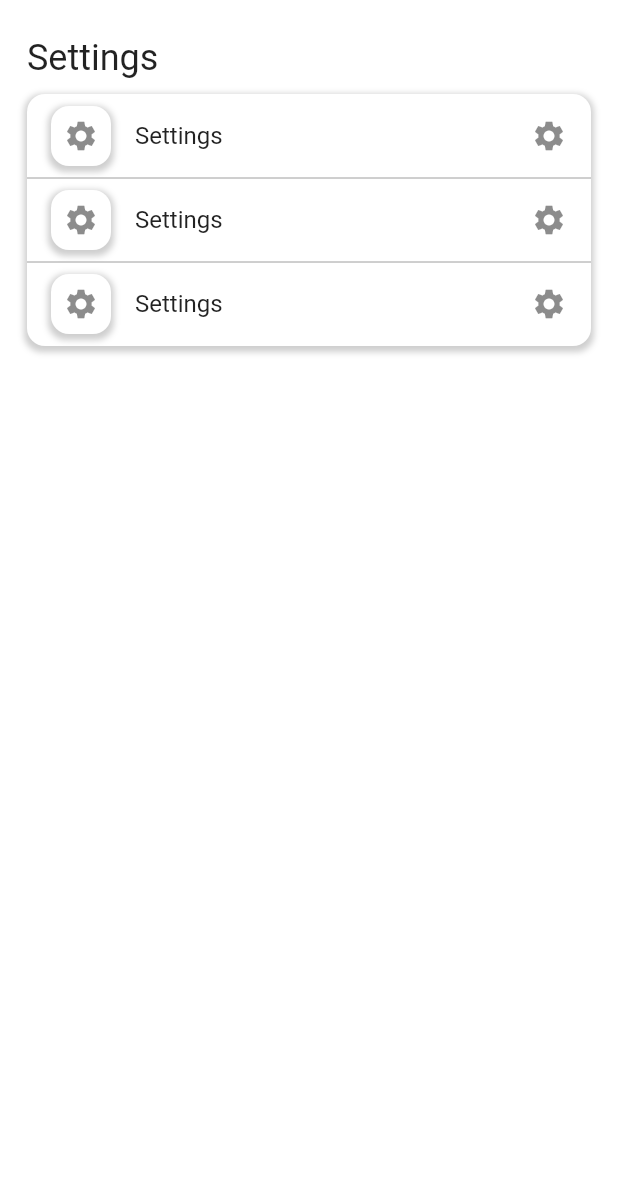
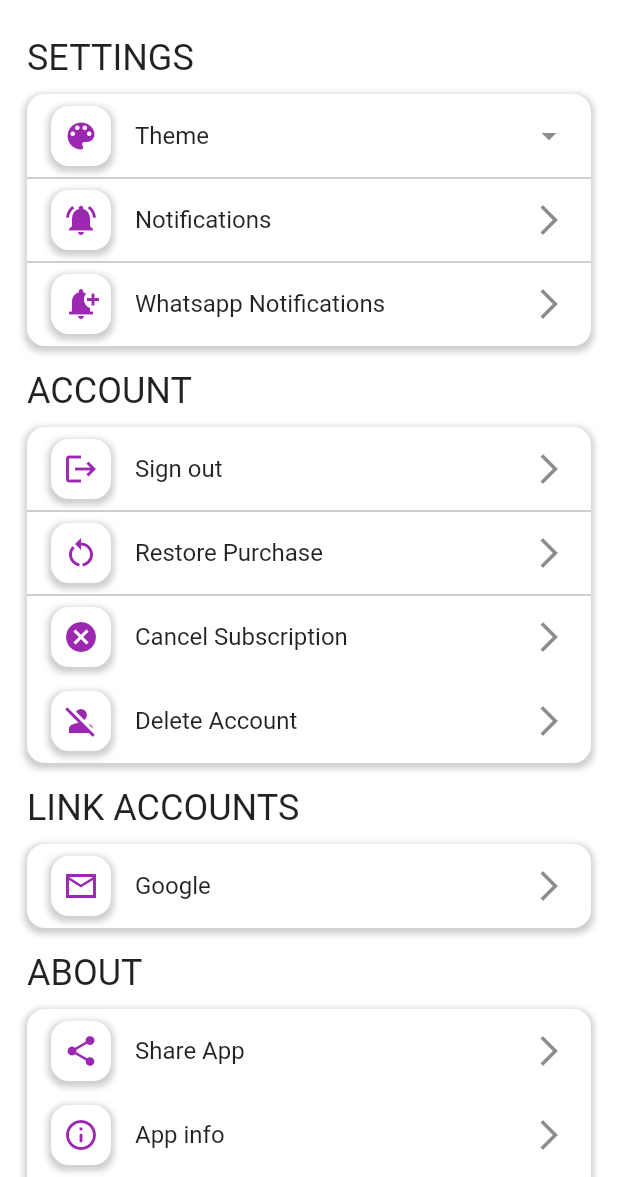
Before and after one commit to HasaanSaeed/Alert_App, a Flutter app: the HomeScreen screen opened directly, after a tap on the "settings" icon, on a phone screen of 412 x 824 dp, the part 59-1236 px from its top. Run offline on Flutter 3.47's test engine with Material 2 defaults, Android fonts, the light colour scheme and no system bars; our stand-ins replace cloud_firestore, firebase_auth, firebase_core, flutter_screenutil, fluttertoast, get and 1 more; missing offline and left inert: bulleted_list; accounts and stored records are empty; network calls fail.

Commit message:
Settings Updated

```diff
--- a/lib/Screens/home_screen.dart
+++ b/lib/Screens/home_screen.dart
@@ -72,12 +72,20 @@ class _HomeScreenState extends State<HomeScreen> {
             label: 'Home',
           ),
           BottomNavigationBarItem(
-            icon: Icon(Icons.search),
-            label: 'Search',
+            icon: Icon(Icons.notifications),
+            label: 'Alerts',
           ),
           BottomNavigationBarItem(
             icon: Icon(Icons.person),
             label: 'Profile',
+          ),
+          BottomNavigationBarItem(
+            icon: Icon(Icons.summarize),
+            label: 'Job',
+          ),
+          BottomNavigationBarItem(
+            icon: Icon(Icons.document_scanner),
+            label: 'Proposals',
           ),
         ],
         currentIndex: 0,
--- a/lib/Screens/settings.dart
+++ b/lib/Screens/settings.dart
@@ -1,4 +1,7 @@
-import 'package:alertsapp/Widgets/mycolumn.dart';
+import 'package:alertsapp/Authentication/sign_in.dart';
+import 'package:alertsapp/Widgets/flutter_toast.dart';
+import 'package:alertsapp/Widgets/my_rounded_container.dart';
+import 'package:firebase_auth/firebase_auth.dart';
 import 'package:flutter/material.dart';
 
 class SettingsPage extends StatefulWidget {
@@ -9,6 +12,8 @@ class SettingsPage extends StatefulWidget {
 }
 
 class _SettingsPageState extends State<SettingsPage> {
+  FirebaseAuth auth = FirebaseAuth.instance;
+
   @override
   Widget build(BuildContext context) {
     return Scaffold(
@@ -19,16 +24,17 @@ class _SettingsPageState extends State<SettingsPage> {
         automaticallyImplyLeading: true,
         foregroundColor: Colors.black,
       ),
-      body: Column(
+      body: SingleChildScrollView(
+        child: Column(
           children: [
             MyRoundedContainer(
               'Settings',
               Column(
                 children: [
                   customListTile(
-                  Icons.settings,
-                  'Settings',
-                  const Icon(Icons.settings),
+                    Icons.color_lens,
+                    'Theme',
+                    const Icon(Icons.arrow_drop_down),
                     () {},
                   ),
                   const Divider(
@@ -36,9 +42,9 @@ class _SettingsPageState extends State<SettingsPage> {
                     color: Colors.grey,
                   ),
                   customListTile(
-                  Icons.settings,
-                  'Settings',
-                  const Icon(Icons.settings),
+                    Icons.notifications_active,
+                    'Notifications',
+                    const Icon(Icons.arrow_forward_ios),
                     () {},
                   ),
                   const Divider(
@@ -46,15 +52,114 @@ class _SettingsPageState extends State<SettingsPage> {
                     color: Colors.grey,
                   ),
                   customListTile(
-                  Icons.settings,
-                  'Settings',
-                  const Icon(Icons.settings),
+                    Icons.notification_add,
+                    'Whatsapp Notifications',
+                    const Icon(Icons.arrow_forward_ios),
+                    () {},
+                  ),
+                ],
+              ),
+            ),
+            MyRoundedContainer(
+              'Account',
+              Column(
+                children: [
+                  customListTile(
+                    Icons.logout,
+                    'Sign out',
+                    const Icon(Icons.arrow_forward_ios),
+                    () {
+                      auth.signOut().then((value) {
+                        Navigator.push(
+                            context,
+                            MaterialPageRoute(
+                                builder: (context) => const SignIn()));
+                      }).onError((error, stackTrace) {
+                        FluttertoastMessage().toastMessage(error.toString());
+                      });
+                    },
+                  ),
+                  const Divider(
+                    height: 0,
+                    color: Colors.grey,
+                  ),
+                  customListTile(
+                    Icons.restart_alt,
+                    'Restore Purchase',
+                    const Icon(Icons.arrow_forward_ios),
+                    () {},
+                  ),
+                  const Divider(
+                    height: 0,
+                    color: Colors.grey,
+                  ),
+                  customListTile(
+                    Icons.cancel,
+                    'Cancel Subscription',
+                    const Icon(Icons.arrow_forward_ios),
+                    () {},
+                  ),
+                  customListTile(
+                    Icons.person_off_sharp,
+                    'Delete Account',
+                    const Icon(Icons.arrow_forward_ios),
+                    () {},
+                  ),
+                ],
+              ),
+            ),
+            MyRoundedContainer(
+              'Link Accounts',
+              Column(
+                children: [
+                  customListTile(
+                    Icons.mail_outline_sharp,
+                    'Google',
+                    const Icon(Icons.arrow_forward_ios),
+                    () {},
+                  ),
+                ],
+              ),
+            ),
+            MyRoundedContainer(
+              'About',
+              Column(
+                children: [
+                  customListTile(
+                    Icons.share,
+                    'Share App',
+                    const Icon(Icons.arrow_forward_ios),
+                    () {},
+                  ),
+                  customListTile(
+                    Icons.info_outline_rounded,
+                    'App info',
+                    const Icon(Icons.arrow_forward_ios),
+                    () {},
+                  ),
+                  customListTile(
+                    Icons.edit_document,
+                    'Licenses',
+                    const Icon(Icons.arrow_forward_ios),
+                    () {},
+                  ),
+                  customListTile(
+                    Icons.contact_page,
+                    'Terms and conditions',
+                    const Icon(Icons.arrow_forward_ios),
+                    () {},
+                  ),
+                  customListTile(
+                    Icons.privacy_tip_outlined,
+                    'Privacy Policy',
+                    const Icon(Icons.arrow_forward_ios),
                     () {},
                   ),
                 ],
               ),
             ),
           ],
+        ),
       ),
     );
   }
@@ -92,9 +197,13 @@ class customListTile extends StatelessWidget {
               ),
             ],
           ),
-          child: const Icon(Icons.settings)),
+          child: Icon(
+            icon,
+            color: Colors.purple,
+          )),
       title: Text(title),
       trailing: trailing,
+      onTap: ontap,
     );
   }
 }
--- /dev/null
+++ b/lib/Widgets/flutter_toast.dart
@@ -0,0 +1,15 @@
+import 'package:flutter/material.dart';
+import 'package:fluttertoast/fluttertoast.dart';
+
+class FluttertoastMessage {
+  void toastMessage(String message) {
+    Fluttertoast.showToast(
+        msg: message,
+        toastLength: Toast.LENGTH_SHORT,
+        gravity: ToastGravity.BOTTOM,
+        timeInSecForIosWeb: 1,
+        backgroundColor: Colors.red,
+        textColor: Colors.white,
+        fontSize: 16.0);
+  }
+}
--- a/lib/Widgets/mycolumn.dart
+++ b/lib/Widgets/my_rounded_container.dart
@@ -14,8 +14,10 @@ class MyRoundedContainer extends StatelessWidget {
         crossAxisAlignment: CrossAxisAlignment.start,
         children: [
           Text(
-            title,
-            style: const TextStyle(fontSize: 24),
+            title.toUpperCase(),
+            style: const TextStyle(
+              fontSize: 24,
+            ),
           ),
           const SizedBox(
             height: 10,
--- a/pubspec.yaml
+++ b/pubspec.yaml
@@ -38,10 +38,10 @@ dependencies:
   cupertino_icons: ^1.0.5
   bulleted_list: ^0.0.1+0.1a
   get: ^4.6.5
-  firebase_auth: ^4.3.0
+  firebase_auth: ^4.4.0
   fluttertoast : ^8.2.1
-  cloud_firestore: ^4.4.5
-  firebase_core: ^2.8.0
+  cloud_firestore: ^4.5.0
+  firebase_core: ^2.9.0
   flutter_screenutil: ^5.7.0
   flutter_native_splash: ^2.2.19
   image_picker: ^0.8.7+1
```
Also changed, not shown: pubspec.lock. Lines whose indentation alone changed are shown as unchanged.
